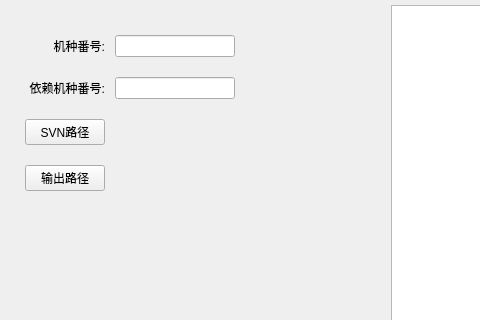
This is Template/Forms/SIForm.ui in 335134701/QT_Demo as Qt 5 draws it before an edit; both pictures show x 0 to 480 and y 0 to 320 of the 767 by 460 pixel window. The edited form follows.
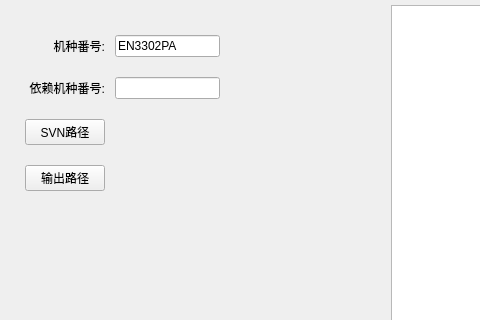
This is the edited form.

Diff of the .ui file:
```diff
--- a/Template/Forms/SIForm.ui
+++ b/Template/Forms/SIForm.ui
@@ -118,13 +118,16 @@
         </property>
         <property name="maximumSize">
          <size>
-          <width>120</width>
+          <width>105</width>
           <height>16777215</height>
          </size>
         </property>
         <property name="styleSheet">
          <string notr="true"/>
         </property>
+        <property name="text">
+         <string>EN3302PA</string>
+        </property>
         <property name="maxLength">
          <number>8</number>
         </property>
@@ -144,7 +147,7 @@
        <widget class="QLineEdit" name="SIRelyIDEdit">
         <property name="maximumSize">
          <size>
-          <width>120</width>
+          <width>105</width>
           <height>16777215</height>
          </size>
         </property>
```
